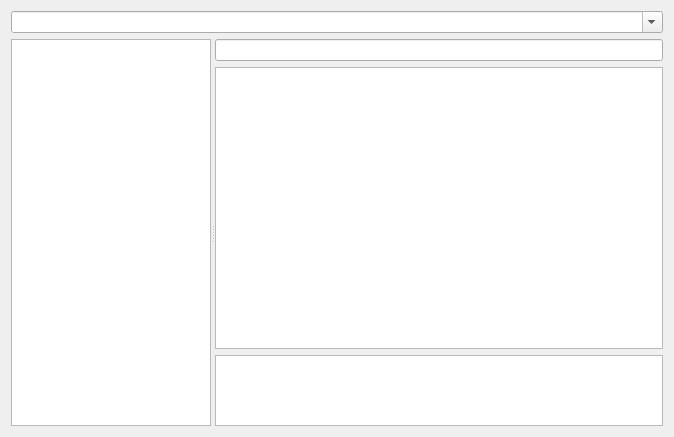
First picture: the form in bookmarks_editor/src/bookmarksview_base.ui, repository edulix/gsoc, before the edit.
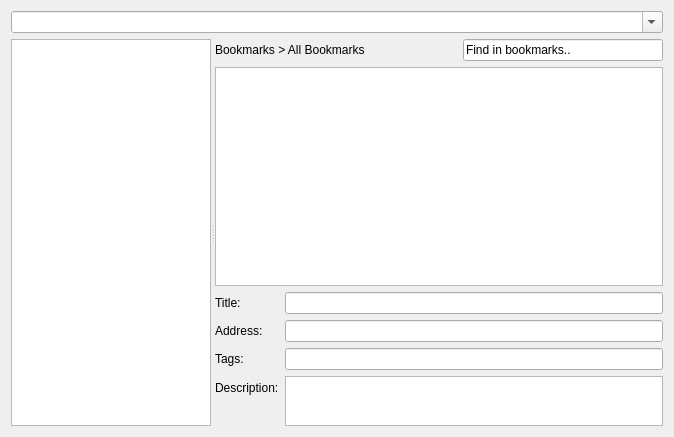
Second picture: the form after the edit. Custom widgets are drawn as their Qt base class.

Commit message: Adding some more widgets to the bookmarks editor

What changed in the file:
```diff
--- a/bookmarks_editor/src/bookmarksview_base.ui
+++ b/bookmarks_editor/src/bookmarksview_base.ui
@@ -30,7 +30,7 @@
      </property>
     </widget>
    </item>
-   <item row="1" column="0">
+   <item row="2" column="0">
     <widget class="QSplitter" name="splitter">
      <property name="sizePolicy">
       <sizepolicy hsizetype="Expanding" vsizetype="Preferred">
@@ -76,7 +76,47 @@
         <number>0</number>
        </property>
        <item>
-        <widget class="QLineEdit" name="bookmarksFilterBox"/>
+        <layout class="QHBoxLayout" name="horizLayout2">
+         <item>
+          <widget class="QLabel" name="label">
+           <property name="text">
+            <string>Bookmarks &gt; All Bookmarks</string>
+           </property>
+          </widget>
+         </item>
+         <item>
+          <spacer name="horizontalSpacer">
+           <property name="orientation">
+            <enum>Qt::Horizontal</enum>
+           </property>
+           <property name="sizeHint" stdset="0">
+            <size>
+             <width>40</width>
+             <height>20</height>
+            </size>
+           </property>
+          </spacer>
+         </item>
+         <item>
+          <widget class="QLineEdit" name="bookmarksFilterBox">
+           <property name="sizePolicy">
+            <sizepolicy hsizetype="Minimum" vsizetype="Fixed">
+             <horstretch>0</horstretch>
+             <verstretch>0</verstretch>
+            </sizepolicy>
+           </property>
+           <property name="minimumSize">
+            <size>
+             <width>200</width>
+             <height>0</height>
+            </size>
+           </property>
+           <property name="text">
+            <string>Find in bookmarks..</string>
+           </property>
+          </widget>
+         </item>
+        </layout>
        </item>
        <item>
         <widget class="Akonadi::KonqBookmarkView" name="bookmarksView">
@@ -89,14 +129,71 @@
         </widget>
        </item>
        <item>
-        <widget class="QListView" name="bookmarkPropertiesView">
-         <property name="sizePolicy">
-          <sizepolicy hsizetype="Expanding" vsizetype="Expanding">
-           <horstretch>0</horstretch>
-           <verstretch>1</verstretch>
-          </sizepolicy>
+        <layout class="QFormLayout" name="formLayout">
+         <property name="fieldGrowthPolicy">
+          <enum>QFormLayout::AllNonFixedFieldsGrow</enum>
          </property>
-        </widget>
+         <item row="0" column="0">
+          <widget class="QLabel" name="titleLabel">
+           <property name="text">
+            <string>Title:</string>
+           </property>
+          </widget>
+         </item>
+         <item row="0" column="1">
+          <widget class="QLineEdit" name="titleBox">
+           <property name="sizePolicy">
+            <sizepolicy hsizetype="Expanding" vsizetype="Fixed">
+             <horstretch>0</horstretch>
+             <verstretch>0</verstretch>
+            </sizepolicy>
+           </property>
+           <property name="minimumSize">
+            <size>
+             <width>200</width>
+             <height>0</height>
+            </size>
+           </property>
+          </widget>
+         </item>
+         <item row="1" column="0">
+          <widget class="QLabel" name="label_2">
+           <property name="text">
+            <string>Address:</string>
+           </property>
+          </widget>
+         </item>
+         <item row="1" column="1">
+          <widget class="KLineEdit" name="addressBox"/>
+         </item>
+         <item row="2" column="1">
+          <widget class="KLineEdit" name="tagsBox"/>
+         </item>
+         <item row="3" column="1">
+          <widget class="KTextEdit" name="descriptionBox">
+           <property name="maximumSize">
+            <size>
+             <width>16777215</width>
+             <height>50</height>
+            </size>
+           </property>
+          </widget>
+         </item>
+         <item row="2" column="0">
+          <widget class="QLabel" name="label_3">
+           <property name="text">
+            <string>Tags:</string>
+           </property>
+          </widget>
+         </item>
+         <item row="3" column="0">
+          <widget class="QLabel" name="label_4">
+           <property name="text">
+            <string>Description:</string>
+           </property>
+          </widget>
+         </item>
+        </layout>
        </item>
       </layout>
      </widget>
@@ -105,11 +202,21 @@
   </layout>
  </widget>
  <customwidgets>
+  <customwidget>
+   <class>KLineEdit</class>
+   <extends>QLineEdit</extends>
+   <header>klineedit.h</header>
+  </customwidget>
   <customwidget>
    <class>KComboBox</class>
    <extends>QComboBox</extends>
    <header>kcombobox.h</header>
   </customwidget>
+  <customwidget>
+   <class>KTextEdit</class>
+   <extends>QTextEdit</extends>
+   <header>ktextedit.h</header>
+  </customwidget>
   <customwidget>
    <class>Akonadi::CollectionView</class>
    <extends>QTreeView</extends>
```
The commit also changes 8 other files.
